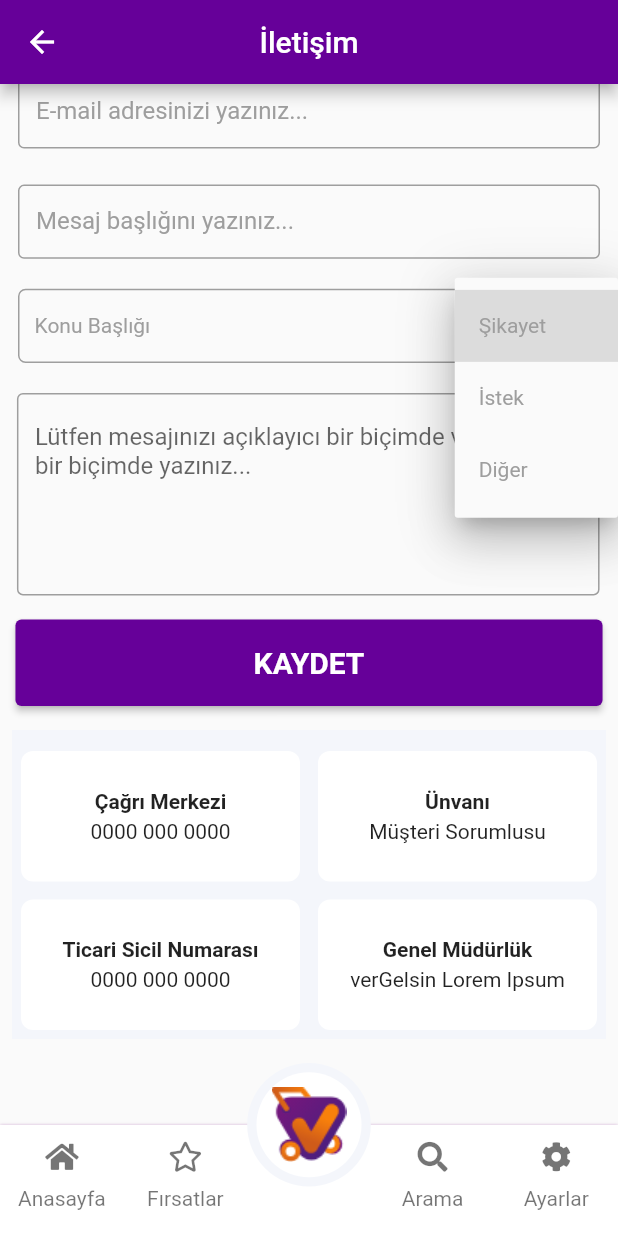
After one commit to tolgabaskesen/vergelsinFirsat, a Flutter app: the IletisimScreen screen opened by its route, scrolled down 339 dp, after a tap on the "keyboard arrow down" icon, on a phone screen of 412 x 824 dp. The commit adds this screen. Run offline on Flutter 3.47's test engine with Material 2 defaults, Android fonts, the phone set to English and light mode, and no system bars; drawn by our look-alikes of auto_size_text; our stand-ins replace carousel_slider, font_awesome_flutter, google_maps_flutter, pinput, youtube_player_flutter.

Commit message:
iletisim ekranı

```diff
--- a/lib/main.dart
+++ b/lib/main.dart
@@ -10,6 +10,7 @@ import 'package:vergelsinfirsat/screens/first_screen.dart';
 import 'package:vergelsinfirsat/screens/hakkimizda_screen.dart';
 import 'package:vergelsinfirsat/screens/hesabim.dart';
 import 'package:vergelsinfirsat/screens/hesabim_screen.dart';
+import 'package:vergelsinfirsat/screens/iletisim_screen.dart';
 import 'package:vergelsinfirsat/screens/iletisim_tercihleri.dart';
 import 'package:vergelsinfirsat/screens/kategorili_arama.dart';
 import 'package:vergelsinfirsat/screens/odemeyontemi_screen.dart';
@@ -64,6 +65,7 @@ class MyApp extends StatelessWidget {
         "/arama": (context) => AramaScreen(),
         "/sepetim_screen": (context) => SepetimScreen(),
         "/kategorili_arama_screen": (context) => KategoriliAramaScreen(),
+        "/iletisim": (context) => IletisimScreen(),
       },
     );
   }
@@ -193,6 +195,12 @@ class _MyHomePageState extends State<MyHomePage> {
                 "Kategorili Arama Sayfası",
                 () => Navigator.pushNamed(context, "/kategorili_arama_screen"),
               ),
+              sayfaGecis(
+                //Oluşturulan her sayfa için geçişler buraya button olarak aynı şekilde tanımlanacak.
+                context,
+                "İletişim Sayfası",
+                () => Navigator.pushNamed(context, "/iletisim"),
+              ),
             ],
           ),
         ),
--- /dev/null
+++ b/lib/screens/iletisim_screen.dart
@@ -0,0 +1,411 @@
+import 'dart:async';
+
+import 'package:flutter/material.dart';
+import 'package:google_maps_flutter/google_maps_flutter.dart';
+import 'package:vergelsinfirsat/screens/deneme_screen.dart';
+import 'package:vergelsinfirsat/utils/color.dart';
+
+class IletisimScreen extends StatefulWidget {
+  const IletisimScreen({Key? key}) : super(key: key);
+
+  @override
+  _IletisimScreenState createState() => _IletisimScreenState();
+}
+
+class _IletisimScreenState extends State<IletisimScreen> {
+  Completer<GoogleMapController> _haritaHazirlayici =
+      Completer<GoogleMapController>();
+  Map<MarkerId, Marker> _isaretler = <MarkerId, Marker>{};
+  String isimsoyisimbilgisi = "";
+  String emailbilgisi = "";
+  String mesajbasligibilgisi = "";
+  String mesajbilgisi = "";
+
+  @override
+  Widget build(BuildContext context) {
+    Size size = MediaQuery.of(context).size;
+
+    return Scaffold(
+      appBar: AppBar(
+        title: Text("İletişim"),
+        centerTitle: true,
+        backgroundColor: anaRenkKoyu,
+      ),
+      body: SingleChildScrollView(
+        child: Column(
+          children: [
+            Container(
+              height: size.height * 0.3,
+              width: size.width,
+              child: GoogleMap(
+                mapType: MapType.normal,
+                markers: Set<Marker>.of(_isaretler.values),
+                initialCameraPosition: CameraPosition(
+                  target: LatLng(40.9956233,
+                      28.7204478), //Bu kısma şirketin long ve lat bilgileri girilecek
+                  zoom: 15.0,
+                ),
+                onMapCreated: (GoogleMapController controller) {
+                  _haritaHazirlayici.complete(controller);
+                  final MarkerId isaretId = MarkerId("merkez");
+                  final Marker isaret = Marker(
+                    markerId: isaretId,
+                    position: LatLng(40.9956233, 28.7204478),
+                    infoWindow: InfoWindow(
+                      title: "Teknokent",
+                      snippet: "İstanbul Üniversitesi Teknokent Binası",
+                      onTap: () {
+                        debugPrint("İşaretleyici Tıklandı");
+                      },
+                    ),
+                  );
+                  setState(() {
+                    _isaretler[isaretId] = isaret;
+                  });
+                },
+              ),
+            ),
+            Padding(
+              padding: const EdgeInsets.all(4.0),
+              child: isimsoyisim(context, "İsim Soyisim"),
+            ),
+            Padding(
+              padding: const EdgeInsets.all(4.0),
+              child: email(context, "E-mail adresinizi yazınız..."),
+            ),
+            Padding(
+              padding: const EdgeInsets.all(4.0),
+              child: mesajbasligi(context, "Mesaj başlığını yazınız..."),
+            ),
+            Padding(
+              padding: const EdgeInsets.only(left: 4),
+              child: konubasligi(context),
+            ),
+            Padding(
+              padding: const EdgeInsets.fromLTRB(0, 4, 4, 0),
+              child: mesaj(context),
+            ),
+            Padding(
+              padding: const EdgeInsets.all(8.0),
+              child: Container(
+                width: size.width * 0.95,
+                height: size.height * 0.07,
+                child: ElevatedButton(
+                    style: ElevatedButton.styleFrom(
+                      primary: anaRenkKoyu, // background
+                      onPrimary: Colors.white, // foreground
+                    ),
+                    onPressed: () {},
+                    child: Text(
+                      "KAYDET",
+                      style:
+                          TextStyle(fontWeight: FontWeight.bold, fontSize: 20),
+                    )),
+              ),
+            ),
+            Padding(
+              padding: const EdgeInsets.all(8.0),
+              child: Container(
+                color: arkaplanRenk,
+                height: size.height * 0.25,
+                child: Padding(
+                  padding: const EdgeInsets.only(top: 8),
+                  child: GridView.count(
+                    shrinkWrap: true,
+                    physics: NeverScrollableScrollPhysics(),
+                    childAspectRatio: 2.0 /* (itemWidth*1  / itemHeight) */,
+                    crossAxisCount: 2,
+                    children: [
+                      cagrimerkezi(context, "Çağrı Merkezi",
+                          "0000 000 0000"), //Burdaki stringlere apiden alınan değerler girilecek..
+                      unvani(context, "Ünvanı", "Müşteri Sorumlusu"),
+                      ticarino(
+                          context, "Ticari Sicil Numarası", "0000 000 0000"),
+                      genelmudurluk(
+                          context, "Genel Müdürlük", "verGelsin Lorem Ipsum")
+                    ],
+                  ),
+                ),
+              ),
+            ),
+            SizedBox(
+              height: size.height * 0.15,
+            )
+          ],
+        ),
+      ),
+      bottomSheet: navSheet(context),
+    );
+  }
+
+  String dropdownValue1 = 'Konu Başlığı';
+
+  Widget konubasligi(BuildContext context) {
+    Size size = MediaQuery.of(context).size;
+    return Padding(
+      padding: const EdgeInsets.only(right: 4),
+      child: Container(
+        height: size.height * 0.06,
+        alignment: Alignment.center,
+        margin: EdgeInsets.all(8),
+        decoration: BoxDecoration(
+          border: Border.all(color: Colors.grey),
+          borderRadius: BorderRadius.all(Radius.circular(5)),
+        ),
+        child: Padding(
+          padding: EdgeInsets.only(left: 10.0),
+          child: Row(
+            mainAxisAlignment: MainAxisAlignment.spaceBetween,
+            children: [
+              Text(
+                dropdownValue1,
+                style: TextStyle(color: Colors.grey),
+              ),
+              DropdownButton<String>(
+                icon: const Icon(Icons.keyboard_arrow_down),
+                iconSize: 24,
+                elevation: 16,
+                style: const TextStyle(color: Colors.grey),
+                onChanged: (String? newValue) {
+                  setState(() {
+                    dropdownValue1 = newValue!;
+                  });
+                },
+                items: <String>['Şikayet', 'İstek', 'Diğer']
+                    .map<DropdownMenuItem<String>>((String value) {
+                  return DropdownMenuItem<String>(
+                    value: value,
+                    child: Text(
+                      value,
+                    ),
+                  );
+                }).toList(),
+              ),
+            ],
+          ),
+        ),
+      ),
+    );
+  }
+
+  Widget mesaj(BuildContext context) {
+    Size size = MediaQuery.of(context).size;
+    return Container(
+      alignment: Alignment.center,
+      margin: EdgeInsets.fromLTRB(8, 8, 8, 8),
+      width: size.width * 0.95,
+      child: Padding(
+        padding: EdgeInsets.fromLTRB(3, 0, 0, 0),
+        child: TextField(
+          maxLines: 5,
+          decoration: InputDecoration(
+            focusedBorder: new OutlineInputBorder(
+                borderSide: BorderSide(
+              color: Color(0xFFff9600),
+              width: 2,
+            )),
+            enabledBorder: new OutlineInputBorder(
+              borderSide: BorderSide(color: Colors.grey),
+            ),
+            hintText:
+                "Lütfen mesajınızı açıklayıcı bir biçimde ve anlaşılır bir biçimde yazınız...",
+          ),
+          onChanged: (mesaj) {
+            setState(() {
+              mesajbilgisi = mesaj;
+            });
+          },
+        ),
+      ),
+    );
+  }
+
+  Widget isimsoyisim(BuildContext context, String labelText) {
+    Size size = MediaQuery.of(context).size;
+    return Container(
+      margin: EdgeInsets.all(8),
+      height: size.height * 0.06,
+      child: new Theme(
+        data: new ThemeData(
+          primaryColor: ikincilRenk,
+          primaryColorDark: ikincilRenk,
+        ),
+        child: TextField(
+          decoration: InputDecoration(
+              focusedBorder: new OutlineInputBorder(
+                  borderSide: BorderSide(color: Color(0xFFff9600), width: 2)),
+              enabledBorder: new OutlineInputBorder(
+                borderSide: BorderSide(color: Colors.grey),
+              ),
+              labelText: labelText,
+              labelStyle: TextStyle(
+                color: Colors.grey,
+              )),
+          onChanged: (mesaj) {
+            setState(() {
+              isimsoyisimbilgisi = mesaj;
+            });
+          },
+        ),
+      ),
+    );
+  }
+
+  Widget email(BuildContext context, String labelText) {
+    Size size = MediaQuery.of(context).size;
+    return Container(
+      margin: EdgeInsets.all(8),
+      height: size.height * 0.06,
+      child: new Theme(
+        data: new ThemeData(
+          primaryColor: ikincilRenk,
+          primaryColorDark: ikincilRenk,
+        ),
+        child: TextField(
+          decoration: InputDecoration(
+              focusedBorder: new OutlineInputBorder(
+                  borderSide: BorderSide(color: Color(0xFFff9600), width: 2)),
+              enabledBorder: new OutlineInputBorder(
+                borderSide: BorderSide(color: Colors.grey),
+              ),
+              labelText: labelText,
+              labelStyle: TextStyle(
+                color: Colors.grey,
+              )),
+          onChanged: (mesaj) {
+            setState(() {
+              emailbilgisi = mesaj;
+            });
+          },
+        ),
+      ),
+    );
+  }
+
+  Widget mesajbasligi(BuildContext context, String labelText) {
+    Size size = MediaQuery.of(context).size;
+    return Container(
+      margin: EdgeInsets.all(8),
+      height: size.height * 0.06,
+      child: new Theme(
+        data: new ThemeData(
+          primaryColor: ikincilRenk,
+          primaryColorDark: ikincilRenk,
+        ),
+        child: TextField(
+          decoration: InputDecoration(
+              focusedBorder: new OutlineInputBorder(
+                  borderSide: BorderSide(color: Color(0xFFff9600), width: 2)),
+              enabledBorder: new OutlineInputBorder(
+                borderSide: BorderSide(color: Colors.grey),
+              ),
+              labelText: labelText,
+              labelStyle: TextStyle(
+                color: Colors.grey,
+              )),
+          onChanged: (mesaj) {
+            setState(() {
+              mesajbasligibilgisi = mesaj;
+            });
+          },
+        ),
+      ),
+    );
+  }
+
+  Widget cagrimerkezi(BuildContext context, String baslik, String numara) {
+    return Padding(
+      padding: const EdgeInsets.all(2.0),
+      child: Container(
+        decoration: BoxDecoration(
+            borderRadius: BorderRadius.circular(8), color: Colors.white),
+        margin: EdgeInsets.all(4),
+        child: Column(
+          mainAxisAlignment: MainAxisAlignment.center,
+          children: [
+            Padding(
+              padding: const EdgeInsets.only(bottom: 4),
+              child: Text(
+                baslik,
+                style: TextStyle(fontWeight: FontWeight.bold),
+              ),
+            ),
+            Text(numara)
+          ],
+        ),
+      ),
+    );
+  }
+
+  Widget unvani(BuildContext context, String baslik, String bilgi) {
+    return Padding(
+      padding: const EdgeInsets.all(2.0),
+      child: Container(
+        decoration: BoxDecoration(
+            borderRadius: BorderRadius.circular(8), color: Colors.white),
+        margin: EdgeInsets.all(4),
+        child: Column(
+          mainAxisAlignment: MainAxisAlignment.center,
+          children: [
+            Padding(
+              padding: const EdgeInsets.only(bottom: 4),
+              child: Text(
+                baslik,
+                style: TextStyle(fontWeight: FontWeight.bold),
+              ),
+            ),
+            Text(bilgi)
+          ],
+        ),
+      ),
+    );
+  }
+
+  Widget ticarino(BuildContext context, String baslik, String numara) {
+    return Padding(
+      padding: const EdgeInsets.all(2.0),
+      child: Container(
+        decoration: BoxDecoration(
+            borderRadius: BorderRadius.circular(8), color: Colors.white),
+        margin: EdgeInsets.all(4),
+        child: Column(
+          mainAxisAlignment: MainAxisAlignment.center,
+          children: [
+            Padding(
+              padding: const EdgeInsets.only(bottom: 4),
+              child: Text(
+                baslik,
+                style: TextStyle(fontWeight: FontWeight.bold),
+              ),
+            ),
+            Text(numara)
+          ],
+        ),
+      ),
+    );
+  }
+
+  Widget genelmudurluk(BuildContext context, String baslik, String bilgi) {
+    return Padding(
+      padding: const EdgeInsets.all(2.0),
+      child: Container(
+        decoration: BoxDecoration(
+            borderRadius: BorderRadius.circular(8), color: Colors.white),
+        margin: EdgeInsets.all(4),
+        child: Column(
+          mainAxisAlignment: MainAxisAlignment.center,
+          children: [
+            Padding(
+              padding: const EdgeInsets.only(bottom: 4),
+              child: Text(
+                baslik,
+                style: TextStyle(fontWeight: FontWeight.bold),
+              ),
+            ),
+            Text(bilgi)
+          ],
+        ),
+      ),
+    );
+  }
+}
```
